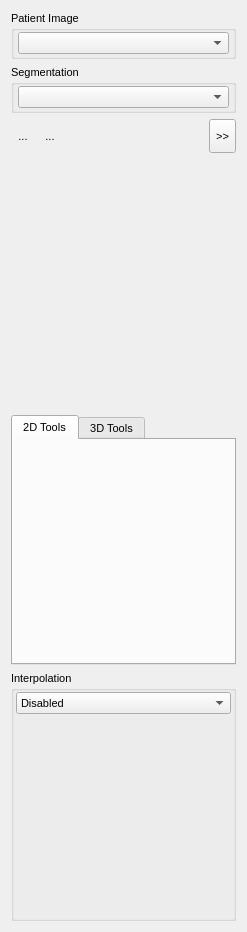
Old version of the form Plugins/org.mitk.gui.qt.multilabelsegmentation/src/internal/QmitkMultiLabelSegmentationControls.ui in the repository MITK/MITK.
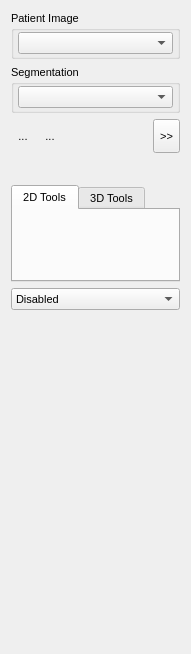
New version of the form. The open tabs and pages were chosen to show the change. Icons and pictures are not drawn. Custom widgets are drawn as their Qt base class.

Commit message:
tried to fix layout issues
Some are still not responding. Specially QmitkLabelSetTableWidget

What changed in the file:
```diff
--- a/Plugins/org.mitk.gui.qt.multilabelsegmentation/src/internal/QmitkMultiLabelSegmentationControls.ui
+++ b/Plugins/org.mitk.gui.qt.multilabelsegmentation/src/internal/QmitkMultiLabelSegmentationControls.ui
@@ -6,8 +6,8 @@
    <rect>
     <x>0</x>
     <y>0</y>
-    <width>247</width>
-    <height>932</height>
+    <width>191</width>
+    <height>654</height>
    </rect>
   </property>
   <property name="sizePolicy">
@@ -36,7 +36,7 @@
   <property name="windowTitle">
    <string>QmitkSegmentation</string>
   </property>
-  <layout class="QVBoxLayout" name="verticalLayout_5">
+  <layout class="QVBoxLayout" name="verticalLayout_4">
    <item>
     <widget class="QGroupBox" name="groupBox">
      <property name="sizePolicy">
@@ -223,7 +223,7 @@
    <item>
     <widget class="QmitkLabelSetWidget" name="m_LabelSetWidget" native="true">
      <property name="sizePolicy">
-      <sizepolicy hsizetype="Preferred" vsizetype="MinimumExpanding">
+      <sizepolicy hsizetype="Preferred" vsizetype="Maximum">
        <horstretch>0</horstretch>
        <verstretch>0</verstretch>
       </sizepolicy>
@@ -231,7 +231,7 @@
      <property name="minimumSize">
       <size>
        <width>0</width>
-       <height>50</height>
+       <height>20</height>
       </size>
      </property>
     </widget>
@@ -239,7 +239,7 @@
    <item>
     <widget class="QTabWidget" name="m_tw2DTools">
      <property name="sizePolicy">
-      <sizepolicy hsizetype="Preferred" vsizetype="Expanding">
+      <sizepolicy hsizetype="Preferred" vsizetype="Maximum">
        <horstretch>0</horstretch>
        <verstretch>0</verstretch>
       </sizepolicy>
@@ -363,18 +363,6 @@
     </widget>
    </item>
    <item>
-    <widget class="QGroupBox" name="m_gbInterpolation">
-     <property name="title">
-      <string>Interpolation</string>
-     </property>
-     <layout class="QVBoxLayout" name="verticalLayout_4">
-      <property name="spacing">
-       <number>2</number>
-      </property>
-      <property name="margin">
-       <number>2</number>
-      </property>
-      <item>
        <widget class="QComboBox" name="m_cbInterpolation">
         <item>
          <property name="text">
@@ -395,15 +383,27 @@
       </item>
       <item>
        <widget class="QStackedWidget" name="m_swInterpolation">
+     <property name="sizePolicy">
+      <sizepolicy hsizetype="Preferred" vsizetype="Maximum">
+       <horstretch>0</horstretch>
+       <verstretch>0</verstretch>
+      </sizepolicy>
+     </property>
         <property name="currentIndex">
          <number>2</number>
         </property>
         <widget class="QWidget" name="page_2">
+      <property name="sizePolicy">
+       <sizepolicy hsizetype="Preferred" vsizetype="MinimumExpanding">
+        <horstretch>0</horstretch>
+        <verstretch>0</verstretch>
+       </sizepolicy>
+      </property>
          <layout class="QVBoxLayout" name="verticalLayout_6">
           <item>
            <widget class="QmitkSliceBasedInterpolatorWidget" name="m_SliceBasedInterpolatorWidget" native="true">
             <property name="sizePolicy">
-             <sizepolicy hsizetype="Preferred" vsizetype="Minimum">
+          <sizepolicy hsizetype="Preferred" vsizetype="MinimumExpanding">
               <horstretch>0</horstretch>
               <verstretch>0</verstretch>
              </sizepolicy>
@@ -411,7 +411,7 @@
             <property name="minimumSize">
              <size>
               <width>0</width>
-              <height>50</height>
+           <height>0</height>
              </size>
             </property>
             <property name="font">
@@ -453,8 +453,21 @@
         <widget class="QWidget" name="page"/>
        </widget>
       </item>
-     </layout>
-    </widget>
+   <item>
+    <spacer name="verticalSpacer">
+     <property name="orientation">
+      <enum>Qt::Vertical</enum>
+     </property>
+     <property name="sizeType">
+      <enum>QSizePolicy::MinimumExpanding</enum>
+     </property>
+     <property name="sizeHint" stdset="0">
+      <size>
+       <width>20</width>
+       <height>40</height>
+      </size>
+     </property>
+    </spacer>
    </item>
   </layout>
   <zorder>groupBox_4</zorder>
```
Left out of the diff: 14 changed lines with no effect on the pictures. Lines whose indentation alone changed are shown as unchanged. The commit also changes 4 other files.
